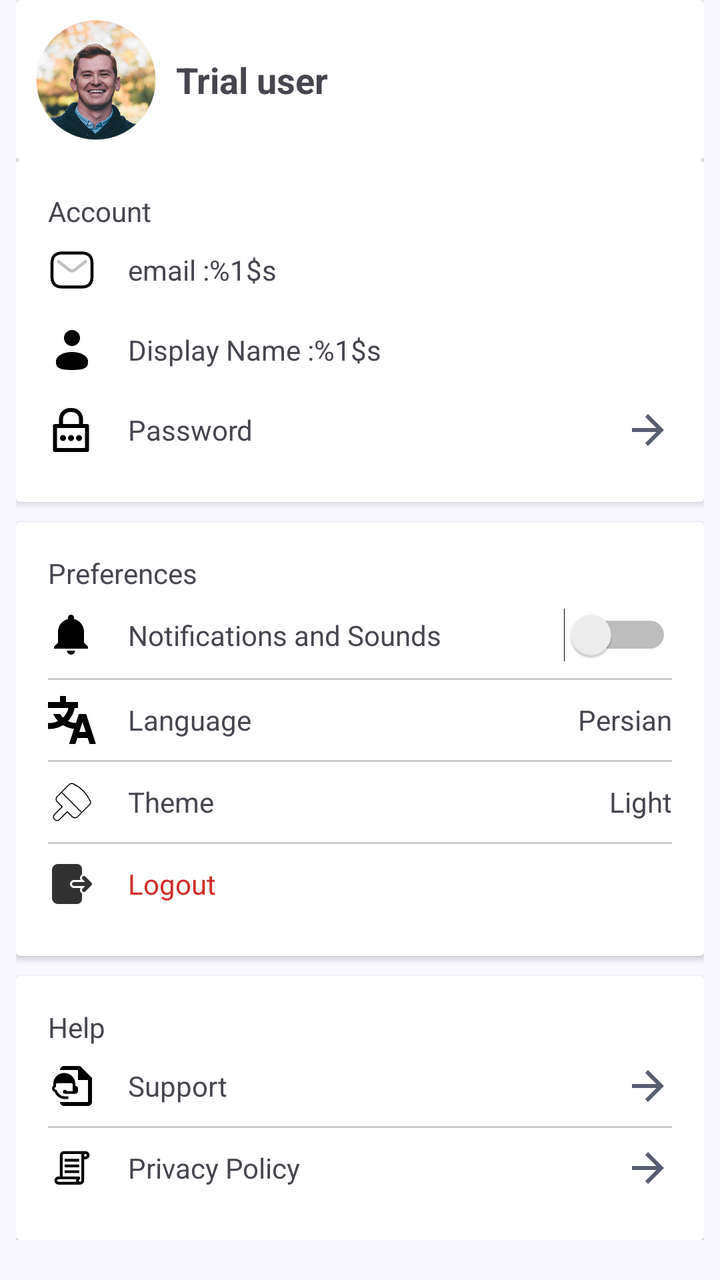
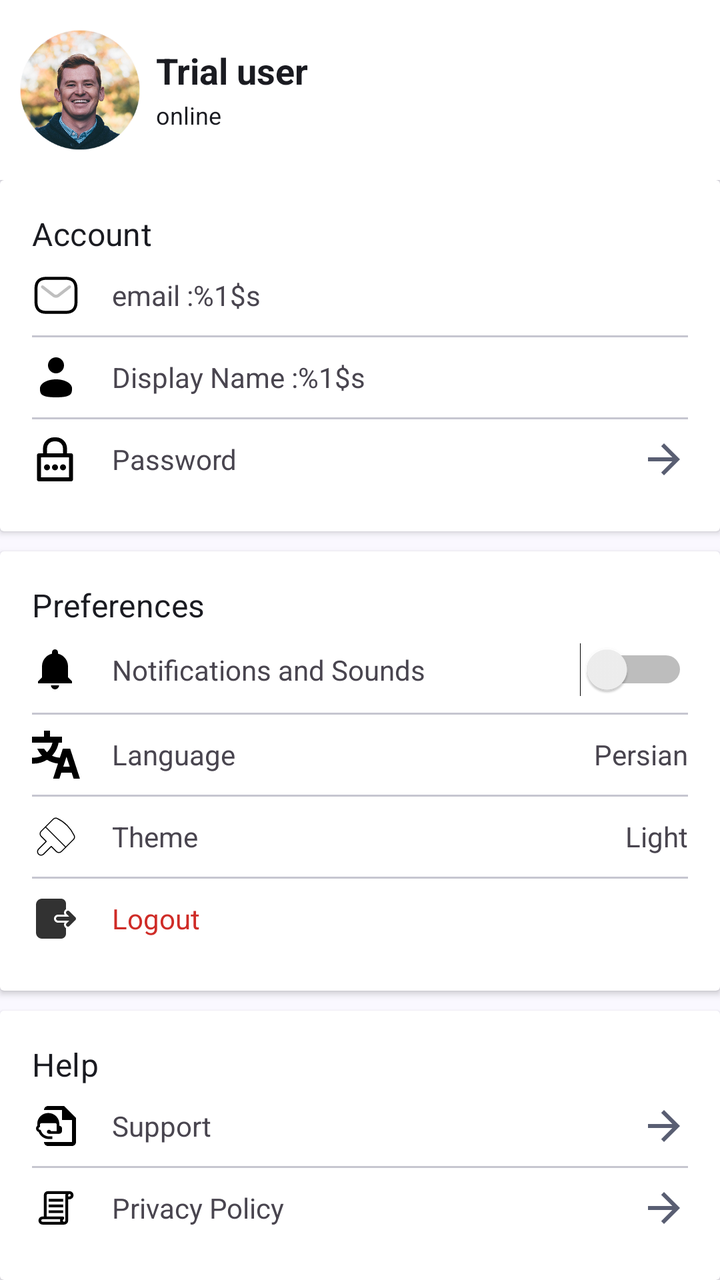

An Android layout rendered at two revisions. The XML below is the earlier revision; the diff shows what the commit changed to produce the second picture.
<!-- AndroidManifest.xml: application theme Theme.Iotequipment -->
<!-- res/layout/fragment_settings.xml -->
<?xml version="1.0" encoding="utf-8"?>
<ScrollView
    xmlns:android="http://schemas.android.com/apk/res/android"
    android:layout_width="match_parent"
    android:layout_height="match_parent"
    android:background="@color/md_theme_background"
    android:paddingRight="8dp"
    android:paddingLeft="8dp"
    >

    <LinearLayout
        android:orientation="vertical"
        android:layout_width="match_parent"
        android:layout_height="wrap_content">

        <include layout="@layout/item_profile"
            android:id="@+id/include_profile"
            />

        <include layout="@layout/item_account"
            android:id="@+id/item_account"
            />

        <View android:layout_width="match_parent"
            android:layout_height="10dp" />

        <include
            layout="@layout/item_preferences"
            android:id="@+id/include_preferences"

            />

        <View android:layout_width="match_parent"
            android:layout_height="10dp" />
        <include layout="@layout/item_help" />
    </LinearLayout>
</ScrollView>
<!-- res/layout/item_profile.xml (included above) -->
<?xml version="1.0" encoding="utf-8"?>
<androidx.cardview.widget.CardView
    android:layout_width="match_parent"
    android:layout_height="wrap_content"
    xmlns:android="http://schemas.android.com/apk/res/android">

    <LinearLayout
        android:orientation="horizontal"
        android:layout_width="match_parent"
        android:layout_height="wrap_content"
        android:gravity="center_vertical">

        <ImageView
            android:id="@+id/imageProfile"
            android:layout_width="60dp"
            android:layout_height="60dp"
            android:layout_margin="10dp"
            android:src="@drawable/ic_profile"
            android:scaleType="centerCrop"
            android:layout_marginEnd="12dp"
            android:background="@drawable/ic_profile" />

            <TextView
                android:id="@+id/txtUserName"
                android:text="@string/user_trial"
                android:textStyle="bold"
                android:textSize="18sp"
                android:layout_width="wrap_content"
                android:layout_height="wrap_content" />
    </LinearLayout>

</androidx.cardview.widget.CardView>
<!-- res/layout/item_account.xml (included above) -->
<?xml version="1.0" encoding="utf-8"?>
<androidx.cardview.widget.CardView xmlns:android="http://schemas.android.com/apk/res/android"
    xmlns:tools="http://schemas.android.com/tools"
    android:layout_width="match_parent"
    android:layout_height="wrap_content"
    android:elevation="4dp"
    android:radius="12dp">

    <LinearLayout
        android:layout_width="match_parent"
        android:layout_height="wrap_content"
        android:orientation="vertical"
        android:padding="16dp">
        <TextView
            android:layout_width="match_parent"
            android:layout_height="wrap_content"
            android:text="@string/settings_account"
            android:layout_gravity="start"
            />
        
        <LinearLayout
            android:layout_width="match_parent"
            android:layout_height="wrap_content"
            android:gravity="center_vertical"
            android:clickable="true"
            android:focusable="true"
            android:background="?attr/selectableItemBackground"
            android:paddingVertical="8dp">

            <ImageView
                android:layout_width="24dp"
                android:layout_height="24dp"
                android:src="@drawable/ic_email" />

            <TextView
                android:id="@+id/txtEmailName"
                android:layout_width="0dp"
                android:layout_height="wrap_content"
                android:layout_marginStart="16dp"
                android:layout_weight="1"
                android:text="@string/setting_email"
                android:textDirection="locale"
                android:gravity="start"
                />

        </LinearLayout>
        
        <LinearLayout
            android:layout_width="match_parent"
            android:layout_height="wrap_content"
            android:gravity="center_vertical"
            android:paddingVertical="8dp"
            android:clickable="true"
            android:focusable="true"
            android:background="?attr/selectableItemBackground"
            >

            <ImageView
                android:layout_width="24dp"
                android:layout_height="24dp"
                android:src="@drawable/ic_user" />

            <TextView
                android:id="@+id/txtDisplayName"
                android:layout_width="0dp"
                android:layout_height="wrap_content"
                android:layout_marginStart="16dp"
                android:layout_weight="1"
                android:text="@string/setting_display_name"
                android:textDirection="locale"
                android:gravity="start"
                />

        </LinearLayout>


        <LinearLayout
            android:layout_width="match_parent"
            android:layout_height="wrap_content"
            android:gravity="center_vertical"
            android:paddingVertical="8dp"
            android:clickable="true"
            android:focusable="true"
            android:background="?attr/selectableItemBackground"
            >

            <ImageView
                android:layout_width="24dp"
                android:layout_height="24dp"
                android:src="@drawable/ic_password" />

            <TextView
                android:id="@+id/btnPassword"
                android:layout_width="0dp"
                android:layout_height="wrap_content"
                android:layout_marginStart="16dp"
                android:layout_weight="1"
                android:text="@string/auth_password"
                android:textDirection="locale"
                android:gravity="start"
                />

            <ImageView
                android:layout_width="24dp"
                android:layout_height="24dp"
                android:src="@drawable/ic_back"
                android:scaleX="-1"
                />
        </LinearLayout>



    </LinearLayout>
</androidx.cardview.widget.CardView>
<!-- res/layout/item_preferences.xml (included above) -->
<?xml version="1.0" encoding="utf-8"?>
<androidx.cardview.widget.CardView
    xmlns:android="http://schemas.android.com/apk/res/android"
    xmlns:tools="http://schemas.android.com/tools"
    android:layout_width="match_parent"
    android:layout_height="wrap_content"
    android:elevation="4dp"
    android:radius="12dp">


    <LinearLayout
        android:layout_width="match_parent"
        android:layout_height="wrap_content"
        android:orientation="vertical"
        android:padding="16dp">

        <TextView
            android:layout_width="match_parent"
            android:layout_height="wrap_content"
            android:text="@string/settings_preferences"
            android:layout_gravity="start" />

        
        <LinearLayout
            android:layout_width="match_parent"
            android:layout_height="wrap_content"
            android:gravity="center_vertical"
            android:paddingVertical="8dp">

            <ImageView
                android:layout_width="24dp"
                android:layout_height="24dp"
                android:src="@drawable/ic_notifications" />

            <TextView
                android:layout_width="0dp"
                android:layout_height="wrap_content"
                android:layout_marginStart="16dp"
                android:layout_weight="1"
                android:text="@string/settings_notifications"
                android:gravity="start"
                android:textDirection="locale" />

            <Switch
                android:id="@+id/switchNotifications"
                android:layout_width="wrap_content"
                android:layout_height="wrap_content"
                tools:ignore="UseSwitchCompatOrMaterialXml" />
        </LinearLayout>

        <View
            android:layout_width="match_parent"
            android:layout_height="1dp"
            android:background="#CCC" />

        
        <LinearLayout
            android:id="@+id/languageLayout"
            android:layout_width="match_parent"
            android:layout_height="wrap_content"
            android:orientation="horizontal"
            android:gravity="center_vertical"
            android:paddingVertical="8dp"
            android:clickable="true"
            android:focusable="true"
            android:background="?attr/selectableItemBackground"
            >

            <ImageView
                android:layout_width="24dp"
                android:layout_height="24dp"
                android:src="@drawable/ic_language" />

            <TextView
                android:layout_width="0dp"
                android:layout_height="wrap_content"
                android:layout_marginStart="16dp"
                android:layout_weight="1"
                android:text="@string/settings_language_btn"
                android:gravity="start"
                android:textDirection="locale" />

            <TextView
                android:id="@+id/currentLanguageText"
                android:layout_width="wrap_content"
                android:layout_height="wrap_content"
                android:text="@string/settings_language_fa" />
        </LinearLayout>

        <View
            android:layout_width="match_parent"
            android:layout_height="1dp"
            android:background="#CCC" />

        
        <LinearLayout
            android:id="@+id/themeLayout"
            android:layout_width="match_parent"
            android:layout_height="wrap_content"
            android:orientation="horizontal"
            android:gravity="center_vertical"
            android:paddingVertical="8dp"
            android:clickable="true"
            android:focusable="true"
            android:background="?attr/selectableItemBackground">

            <ImageView
                android:layout_width="24dp"
                android:layout_height="24dp"
                android:src="@drawable/ic_theme" />

            <TextView
                android:layout_width="0dp"
                android:layout_height="wrap_content"
                android:layout_marginStart="16dp"
                android:layout_weight="1"
                android:text="@string/settings_theme_btn"
                android:gravity="start"
                android:textDirection="locale" />

            <TextView
                android:id="@+id/currentThemeText"
                android:layout_width="wrap_content"
                android:layout_height="wrap_content"
                android:text="@string/settings_theme_light" />
        </LinearLayout>

        <View
            android:layout_width="match_parent"
            android:layout_height="1dp"
            android:background="#CCC" />

        
        <LinearLayout
            android:id="@+id/logoutLayout"
            android:layout_width="match_parent"
            android:layout_height="wrap_content"
            android:orientation="horizontal"
            android:gravity="center_vertical"
            android:paddingVertical="8dp"
            android:clickable="true"
            android:focusable="true"
            android:background="?attr/selectableItemBackground">

            <ImageView
                android:layout_width="24dp"
                android:layout_height="24dp"
                android:src="@drawable/ic_logout" />

            <TextView
                android:layout_width="0dp"
                android:layout_height="wrap_content"
                android:layout_marginStart="16dp"
                android:layout_weight="1"
                android:text="@string/auth_logout"
                android:textColor="@color/md_theme_errorContainer_mediumContrast"
                android:gravity="start"
                android:textDirection="locale" />
        </LinearLayout>

    </LinearLayout>
</androidx.cardview.widget.CardView>
<!-- res/layout/item_help.xml (included above) -->
<?xml version="1.0" encoding="utf-8"?>
<androidx.cardview.widget.CardView
    xmlns:android="http://schemas.android.com/apk/res/android"
    xmlns:tools="http://schemas.android.com/tools"
    android:layout_width="match_parent"
    android:layout_height="wrap_content"
    android:elevation="4dp"
    android:radius="12dp">


    <LinearLayout
        android:layout_width="match_parent"
        android:layout_height="wrap_content"
        android:orientation="vertical"
        android:padding="16dp">
        <TextView
            android:layout_width="match_parent"
            android:layout_height="wrap_content"
            android:text="@string/settings_help"
            android:textDirection="locale"
            android:layout_gravity="start"
            />
        
        <LinearLayout
            android:layout_width="match_parent"
            android:layout_height="wrap_content"
            android:gravity="center_vertical"
            android:paddingVertical="8dp"
            android:clickable="true"
            android:focusable="true"
            android:background="?attr/selectableItemBackground"
            >

            <ImageView
                android:layout_width="24dp"
                android:layout_height="24dp"
                android:src="@drawable/ic_help" />

            <TextView
                android:layout_width="0dp"
                android:layout_height="wrap_content"
                android:layout_marginStart="16dp"
                android:layout_weight="1"
                android:text="@string/action_support"
                android:textDirection="locale"
                android:gravity="start"

                />

            <ImageView
                android:layout_width="24dp"
                android:layout_height="24dp"
                android:src="@drawable/ic_back"
                android:scaleX="-1"
                />

        </LinearLayout>
        <View
            android:layout_width="match_parent"
            android:layout_height="1dp"
            android:background="#CCC" />
        
        <LinearLayout
            android:layout_width="match_parent"
            android:layout_height="wrap_content"
            android:gravity="center_vertical"
            android:paddingVertical="8dp"
            android:clickable="true"
            android:focusable="true"
            android:background="?attr/selectableItemBackground"
            >

            <ImageView
                android:layout_width="24dp"
                android:layout_height="24dp"
                android:src="@drawable/ic_policy" />

            <TextView
                android:layout_width="0dp"
                android:layout_height="wrap_content"
                android:layout_marginStart="16dp"
                android:layout_weight="1"
                android:textDirection="locale"
                android:gravity="start"
                android:text="@string/action_privacy"
                />

            <ImageView
                android:layout_width="24dp"
                android:layout_height="24dp"
                android:src="@drawable/ic_back"
                android:scaleX="-1"
                />

        </LinearLayout>

    </LinearLayout>
</androidx.cardview.widget.CardView>
<!-- resources referenced by this layout -->
<resources>
  <color name="md_theme_background">#FAF8FF</color>
  <color name="md_theme_errorContainer_mediumContrast">#CF2C27</color>
  <!-- drawable ic_back (drawable) -->
  <vector xmlns:android="http://schemas.android.com/apk/res/android"
      android:autoMirrored="true" android:height="24dp"
      android:tint="@color/md_theme_secondary" android:viewportHeight="24"
      android:viewportWidth="24"
      android:width="24dp">
        
      <path android:fillColor="@color/black"
          android:pathData="M20,11H7.83l5.59,-5.59L12,4l-8,8 8,8 1.41,-1.41L7.83,13H20v-2z"/>
      
  </vector>
  <!-- drawable ic_language (drawable) -->
  <vector xmlns:android="http://schemas.android.com/apk/res/android"
      android:width="64dp"
      android:height="64dp"
      android:viewportWidth="16"
      android:viewportHeight="16">
    <path
        android:pathData="M4,0H6V2H10V4H8.868C8.571,5.67 7.786,7.171 6.666,8.351C7.466,8.739 8.357,8.968 9.299,8.997L10.274,6H12.726L15.976,16H13.873L13.224,14H9.776L9.126,16H7.023L8.662,10.959C7.326,10.828 6.082,10.389 5,9.712C3.695,10.528 2.153,11 0.5,11H0V9H0.5C1.516,9 2.478,8.767 3.334,8.351C2.684,7.666 2.146,6.872 1.752,6H4.022C4.3,6.435 4.629,6.834 5,7.19C5.887,6.339 6.534,5.238 6.826,4H0V2H4V0ZM12.573,12L11.5,8.697L10.427,12H12.573Z"
        android:fillColor="#000000"
        android:fillType="evenOdd"/>
  </vector>
  <!-- drawable ic_notifications (drawable) -->
  <vector xmlns:android="http://schemas.android.com/apk/res/android"
      android:width="64dp"
      android:height="64dp"
      android:viewportWidth="24"
      android:viewportHeight="24">
    <path
        android:pathData="M11.5,22c1.1,0 2,-0.9 2,-2h-4c0,1.1 0.9,2 2,2zM18,16v-5.5c0,-3.07 -2.13,-5.64 -5,-6.32L13,3.5c0,-0.83 -0.67,-1.5 -1.5,-1.5S10,2.67 10,3.5v0.68c-2.87,0.68 -5,3.25 -5,6.32L5,16l-2,2v1h17v-1l-2,-2z"
        android:fillColor="#000000"/>
  </vector>
  <!-- drawable ic_user (drawable) -->
  <vector xmlns:android="http://schemas.android.com/apk/res/android" android:height="64dp" android:viewportHeight="24" android:viewportWidth="24" android:width="64dp">
        
      <path android:fillColor="#000000" android:pathData="M12,6m-4,0a4,4 0,1 1,8 0a4,4 0,1 1,-8 0"/>
        
      <path android:fillColor="#000000" android:pathData="M20,17.5C20,19.985 20,22 12,22C4,22 4,19.985 4,17.5C4,15.015 7.582,13 12,13C16.418,13 20,15.015 20,17.5Z"/>
      
  </vector>
  <string name="action_privacy">Privacy Policy</string>
  <string name="action_support">Support</string>
  <string name="auth_logout">Logout</string>
  <string name="auth_password">Password</string>
  <string name="setting_display_name">Display Name :%1$s</string>
  <string name="setting_email">email :%1$s</string>
  <string name="settings_account">Account</string>
  <string name="settings_help">Help</string>
  <string name="settings_language_btn">Language</string>
  <string name="settings_language_fa">Persian</string>
  <string name="settings_notifications">Notifications and Sounds</string>
  <string name="settings_preferences">Preferences</string>
  <string name="settings_theme_btn">Theme</string>
  <string name="settings_theme_light">Light</string>
  <string name="user_trial">Trial user</string>
  <style name="Theme.Iotequipment" parent="Base.Theme.Iotequipment" />
  <color name="md_theme_secondary">#595E72</color>
  <color name="black">#FF000000</color>
  <style name="Base.Theme.Iotequipment" parent="Theme.Material3.DayNight.NoActionBar">
          <item name="fontFamily">@font/iran_yekan_regular</item>
          
          
          <item name="colorPrimary">@color/md_theme_primary</item>
          <item name="android:colorBackground">@color/md_theme_background</item>
  
      </style>
  <color name="md_theme_primary">#0055EF</color>
  <!-- unchanged entries left out for length: 7 -->
</resources>

<!-- the commit's change to res/layout/fragment_settings.xml (unified diff, before → after) -->
@@ -1,51 +1,53 @@
 <?xml version="1.0" encoding="utf-8"?>
-<ScrollView
-    xmlns:android="http://schemas.android.com/apk/res/android"
+<ScrollView xmlns:android="http://schemas.android.com/apk/res/android"
     android:layout_width="match_parent"
     android:layout_height="match_parent"
-    android:background="@color/md_theme_background"
-    android:paddingRight="8dp"
-    android:paddingLeft="8dp"
-    >
+    android:background="@color/md_theme_background">
 
     <LinearLayout
-        android:orientation="vertical"
         android:layout_width="match_parent"
-        android:layout_height="wrap_content">
-
-        <include layout="@layout/item_profile"
+        android:layout_height="wrap_content"
+        android:orientation="vertical">
+
+        <include
             android:id="@+id/include_profile"
+            layout="@layout/item_profile" />
+
+        <include
+            android:id="@+id/item_account"
+            layout="@layout/item_account" />
+
+        <View
+            android:layout_width="match_parent"
+            android:layout_height="10dp" />
+
+        <include
+            android:id="@+id/include_preferences"
+            layout="@layout/item_preferences"
+
             />
 
-        <include layout="@layout/item_account"
-            android:id="@+id/item_account"
-            />
-
-        <View android:layout_width="match_parent"
+        <View
+            android:layout_width="match_parent"
             android:layout_height="10dp" />
 
-        <include
-            layout="@layout/item_preferences"
-            android:id="@+id/include_preferences"
-
-            />
-
-        <View android:layout_width="match_parent"
-            android:layout_height="10dp" />
         <include layout="@layout/item_help" />
     </LinearLayout>
 </ScrollView>
 <!-- res/layout/item_profile.xml (included above) -->
 <?xml version="1.0" encoding="utf-8"?>
-<androidx.cardview.widget.CardView
+<androidx.cardview.widget.CardView xmlns:tools="http://schemas.android.com/tools"
     android:layout_width="match_parent"
     android:layout_height="wrap_content"
+    xmlns:app="http://schemas.android.com/apk/res-auto"
+    app:cardCornerRadius="0dp"
+    android:elevation="10dp"
     xmlns:android="http://schemas.android.com/apk/res/android">
 
-    <LinearLayout
+    <androidx.constraintlayout.widget.ConstraintLayout
         android:orientation="horizontal"
         android:layout_width="match_parent"
-        android:layout_height="wrap_content"
+        android:layout_height="90dp"
         android:gravity="center_vertical">
 
         <ImageView
@@ -53,28 +55,52 @@
             android:layout_width="60dp"
             android:layout_height="60dp"
             android:layout_margin="10dp"
+            android:layout_marginStart="8dp"
+            android:layout_marginTop="8dp"
+            android:layout_marginBottom="8dp"
+            android:background="@drawable/ic_profile"
+            android:scaleType="centerCrop"
             android:src="@drawable/ic_profile"
-            android:scaleType="centerCrop"
-            android:layout_marginEnd="12dp"
-            android:background="@drawable/ic_profile" />
-
-            <TextView
-                android:id="@+id/txtUserName"
-                android:text="@string/user_trial"
-                android:textStyle="bold"
-                android:textSize="18sp"
-                android:layout_width="wrap_content"
-                android:layout_height="wrap_content" />
-    </LinearLayout>
+            app:layout_constraintBottom_toBottomOf="parent"
+            app:layout_constraintStart_toStartOf="parent"
+            app:layout_constraintTop_toTopOf="parent" />
+
+        <TextView
+            android:id="@+id/txtUserName"
+            android:layout_width="wrap_content"
+            android:layout_height="wrap_content"
+            android:layout_marginStart="8dp"
+            android:layout_marginTop="8dp"
+            android:text="@string/user_trial"
+            android:textColor="@color/md_theme_onSurface"
+            android:textSize="18sp"
+            android:textStyle="bold"
+            app:layout_constraintBottom_toBottomOf="parent"
+            app:layout_constraintStart_toEndOf="@+id/imageProfile"
+            app:layout_constraintTop_toTopOf="parent"
+            app:layout_constraintVertical_bias="0.258" />
+
+        <TextView
+            android:layout_width="wrap_content"
+            android:layout_height="wrap_content"
+            android:layout_marginTop="2dp"
+            android:text="@string/setting_profile_online"
+            android:textColor="@color/md_theme_onSurface"
+            android:textSize="12sp"
+            app:layout_constraintStart_toStartOf="@+id/txtUserName"
+            app:layout_constraintTop_toBottomOf="@+id/txtUserName" />
+
+    </androidx.constraintlayout.widget.ConstraintLayout>
 
 </androidx.cardview.widget.CardView>
 <!-- res/layout/item_account.xml (included above) -->
 <?xml version="1.0" encoding="utf-8"?>
-<androidx.cardview.widget.CardView xmlns:android="http://schemas.android.com/apk/res/android"
-    xmlns:tools="http://schemas.android.com/tools"
+<androidx.cardview.widget.CardView
+    xmlns:android="http://schemas.android.com/apk/res/android"
     android:layout_width="match_parent"
     android:layout_height="wrap_content"
-    android:elevation="4dp"
+    xmlns:app="http://schemas.android.com/apk/res-auto"
+    android:elevation="2dp"
     android:radius="12dp">
 
     <LinearLayout
@@ -86,7 +112,10 @@
             android:layout_width="match_parent"
             android:layout_height="wrap_content"
             android:text="@string/settings_account"
+            android:textColor="@color/md_theme_onSurface"
+            android:textAppearance="?attr/textAppearanceTitleMedium"
             android:layout_gravity="start"
+            android:textDirection="locale"
             />
         
         <LinearLayout
@@ -115,6 +144,10 @@
                 />
 
         </LinearLayout>
+        <View
+            android:layout_width="match_parent"
+            android:layout_height="1dp"
+            android:background="@color/md_theme_outlineVariant"/>
         
         <LinearLayout
             android:layout_width="match_parent"
@@ -143,8 +176,10 @@
                 />
 
         </LinearLayout>
-
-
+        <View
+            android:layout_width="match_parent"
+            android:layout_height="1dp"
+            android:background="@color/md_theme_outlineVariant"/>
         <LinearLayout
             android:layout_width="match_parent"
             android:layout_height="wrap_content"
@@ -190,7 +225,7 @@
     xmlns:tools="http://schemas.android.com/tools"
     android:layout_width="match_parent"
     android:layout_height="wrap_content"
-    android:elevation="4dp"
+    android:elevation="2dp"
     android:radius="12dp">
 
 
@@ -204,6 +239,9 @@
             android:layout_width="match_parent"
             android:layout_height="wrap_content"
             android:text="@string/settings_preferences"
+            android:textColor="@color/md_theme_onSurface"
+            android:textAppearance="?attr/textAppearanceTitleMedium"
+            android:textDirection="locale"
             android:layout_gravity="start" />
 
         
@@ -237,8 +275,7 @@
         <View
             android:layout_width="match_parent"
             android:layout_height="1dp"
-            android:background="#CCC" />
-
+            android:background="@color/md_theme_outlineVariant"/>
         
         <LinearLayout
             android:id="@+id/languageLayout"
@@ -276,7 +313,7 @@
         <View
             android:layout_width="match_parent"
             android:layout_height="1dp"
-            android:background="#CCC" />
+            android:background="@color/md_theme_outlineVariant"/>
 
         
         <LinearLayout
@@ -314,7 +351,7 @@
         <View
             android:layout_width="match_parent"
             android:layout_height="1dp"
-            android:background="#CCC" />
+            android:background="@color/md_theme_outlineVariant"/>
 
         
         <LinearLayout
@@ -350,10 +387,9 @@
 <?xml version="1.0" encoding="utf-8"?>
 <androidx.cardview.widget.CardView
     xmlns:android="http://schemas.android.com/apk/res/android"
-    xmlns:tools="http://schemas.android.com/tools"
     android:layout_width="match_parent"
     android:layout_height="wrap_content"
-    android:elevation="4dp"
+    android:elevation="2dp"
     android:radius="12dp">
 
 
@@ -366,6 +402,8 @@
             android:layout_width="match_parent"
             android:layout_height="wrap_content"
             android:text="@string/settings_help"
+            android:textColor="@color/md_theme_onSurface"
+            android:textAppearance="?attr/textAppearanceTitleMedium"
             android:textDirection="locale"
             android:layout_gravity="start"
             />
@@ -407,7 +445,8 @@
         <View
             android:layout_width="match_parent"
             android:layout_height="1dp"
-            android:background="#CCC" />
+            android:background="@color/md_theme_outlineVariant"/>
+
         
         <LinearLayout
             android:layout_width="match_parent"
<!-- resource entries referenced after the edit -->
@@ -2,6 +2,8 @@
 <resources>
   <color name="md_theme_background">#FAF8FF</color>
   <color name="md_theme_errorContainer_mediumContrast">#CF2C27</color>
+  <color name="md_theme_onSurface">#1A1B21</color>
+  <color name="md_theme_outlineVariant">#C6C6D0</color>
   <!-- drawable ic_back (drawable) -->
   <vector xmlns:android="http://schemas.android.com/apk/res/android"
       android:autoMirrored="true" android:height="24dp"
@@ -48,6 +50,7 @@
   <string name="auth_password">Password</string>
   <string name="setting_display_name">Display Name :%1$s</string>
   <string name="setting_email">email :%1$s</string>
+  <string name="setting_profile_online">online</string>
   <string name="settings_account">Account</string>
   <string name="settings_help">Help</string>
   <string name="settings_language_btn">Language</string>
